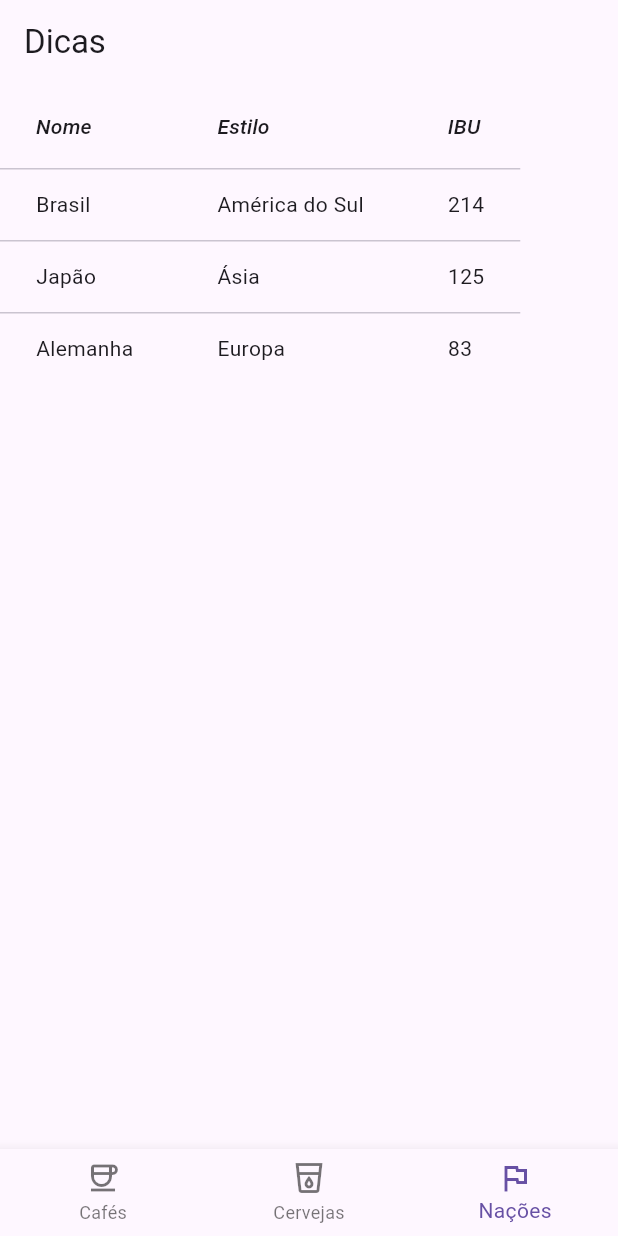
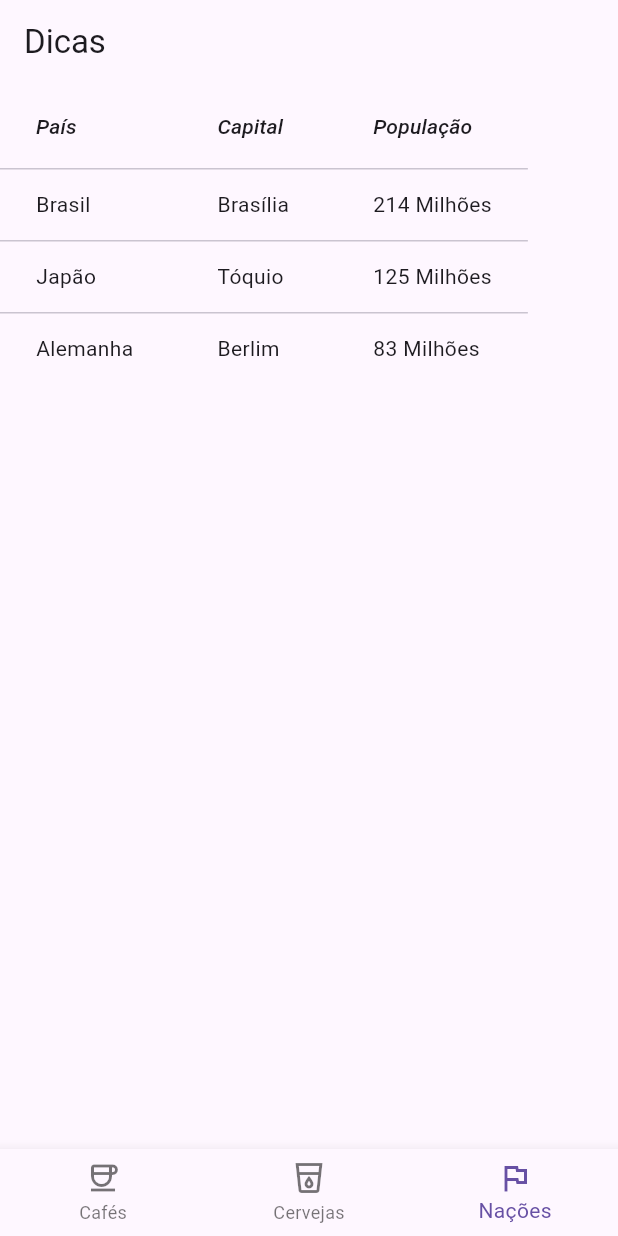
Before and after one commit to LeoSergio/poo-flutter, a Flutter app: the screen it shows after launch, item 3 of the bottom bar chosen, on a phone screen of 412 x 824 dp. Run offline on Flutter 3.47's test engine with Material 3 defaults, Android fonts, the light colour scheme and no system bars; our stand-ins replace flutter_hooks.

Commit message:
RC6(gerenciamento de estados): Exercicio 3

```diff
--- a/POO/projeto_poo/lib/main.dart
+++ b/POO/projeto_poo/lib/main.dart
@@ -5,39 +5,52 @@ import 'package:flutter/material.dart';
 import 'package:flutter_hooks/flutter_hooks.dart';
 
 class DataService {
-  final ValueNotifier<List> tableStateNotifier = ValueNotifier([]);
+  // O estado agora é um MAPA que contém a lista de dados e as listas de colunas
+  final ValueNotifier<Map<String, dynamic>> tableStateNotifier = ValueNotifier({
+    "dataObjects": [],
+    "columnNames": [],
+    "propertyNames": []
+  });
 
-  // --- O DESAFIO RESOLVIDO AQUI ---
   void carregar(int index) {
-    // Colocamos as funções dentro de uma lista na mesma ordem dos botões (0, 1, 2)
     var acoes = [carregarCafes, carregarCervejas, carregarNacoes];
-
-    // Executamos a função que está na posição 'index' da lista
     acoes[index]();
   }
 
   void carregarCervejas() {
-    tableStateNotifier.value = [
-      {"name": "La Fin Du Monde", "style": "Bock", "ibu": "65"},
-      {"name": "Sapporo Premiume", "style": "Sour Ale", "ibu": "54"},
-      {"name": "Duvel", "style": "Pilsner", "ibu": "82"}
-    ];
+    tableStateNotifier.value = {
+      "dataObjects": [
+        {"name": "La Fin Du Monde", "style": "Bock", "ibu": "65"},
+        {"name": "Sapporo Premiume", "style": "Sour Ale", "ibu": "54"},
+        {"name": "Duvel", "style": "Pilsner", "ibu": "82"}
+      ],
+      "columnNames": ["Nome", "Estilo", "IBU"],
+      "propertyNames": ["name", "style", "ibu"]
+    };
   }
 
   void carregarCafes() {
-    tableStateNotifier.value = [
-      {"name": "Espresso Tradicional", "style": "Forte", "ibu": "12"},
-      {"name": "Cappuccino", "style": "Com Leite", "ibu": "5"},
-      {"name": "Mocha", "style": "Com Chocolate", "ibu": "8"}
-    ];
+    tableStateNotifier.value = {
+      "dataObjects": [
+        {"nome": "Espresso Tradicional", "torra": "Escura"},
+        {"nome": "Cappuccino", "torra": "Média"},
+        {"nome": "Mocha", "torra": "Clara"}
+      ],
+      "columnNames": ["Nome do Café", "Tipo de Torra"],
+      "propertyNames": ["nome", "torra"] // Novas propriedades!
+    };
   }
 
   void carregarNacoes() {
-    tableStateNotifier.value = [
-      {"name": "Brasil", "style": "América do Sul", "ibu": "214"},
-      {"name": "Japão", "style": "Ásia", "ibu": "125"},
-      {"name": "Alemanha", "style": "Europa", "ibu": "83"}
-    ];
+    tableStateNotifier.value = {
+      "dataObjects": [
+        {"nome": "Brasil", "capital": "Brasília", "populacao": "214 Milhões"},
+        {"nome": "Japão", "capital": "Tóquio", "populacao": "125 Milhões"},
+        {"nome": "Alemanha", "capital": "Berlim", "populacao": "83 Milhões"}
+      ],
+      "columnNames": ["País", "Capital", "População"],
+      "propertyNames": ["nome", "capital", "populacao"] // Novas propriedades!
+    };
   }
 }
 
@@ -60,10 +73,16 @@ class MyApp extends StatelessWidget {
         body: ValueListenableBuilder(
           valueListenable: dataService.tableStateNotifier,
           builder: (_, value, __) {
+            // Se o estado estiver vazio (na primeira vez que abre o app), mostra um texto simples
+            if (value["dataObjects"].isEmpty) {
+              return const Center(child: Text("Clique em um botão para carregar os dados"));
+            }
+
+            // Agora passamos os dados dinamicamente puxando do Map!
             return DataTableWidget(
-              jsonObjects: value,
-              propertyNames: ["name", "style", "ibu"],
-              columnNames: ["Nome", "Estilo", "IBU"],
+              jsonObjects: value["dataObjects"],
+              columnNames: value["columnNames"],
+              propertyNames: value["propertyNames"],
             );
           },
         ),
```
